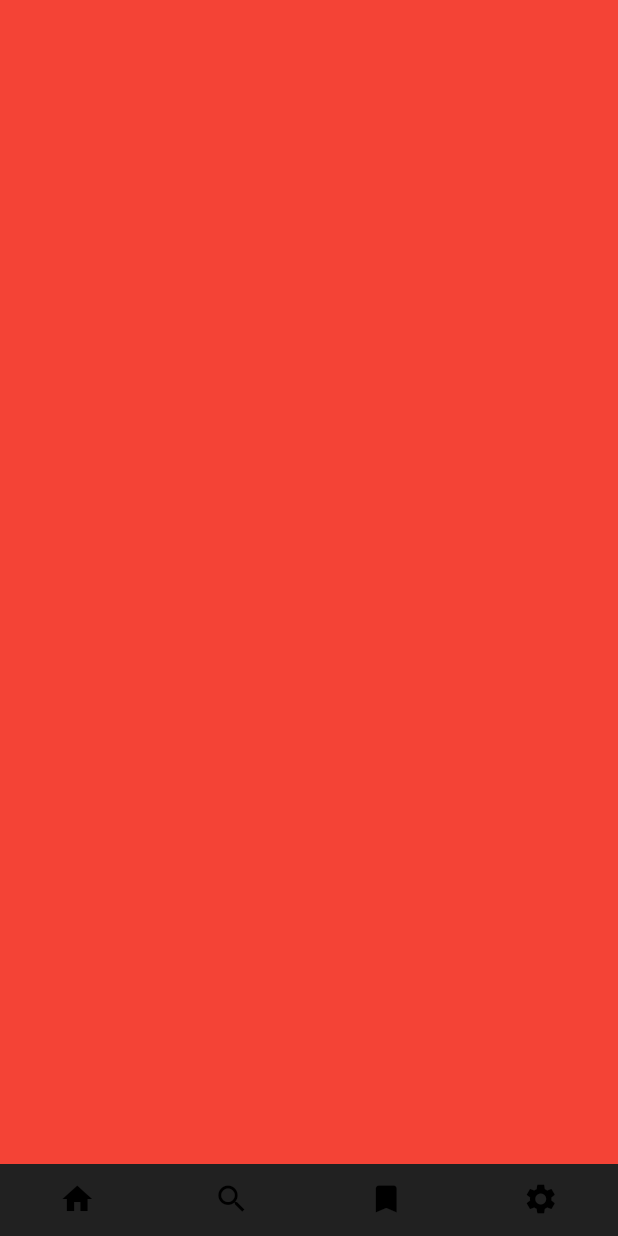
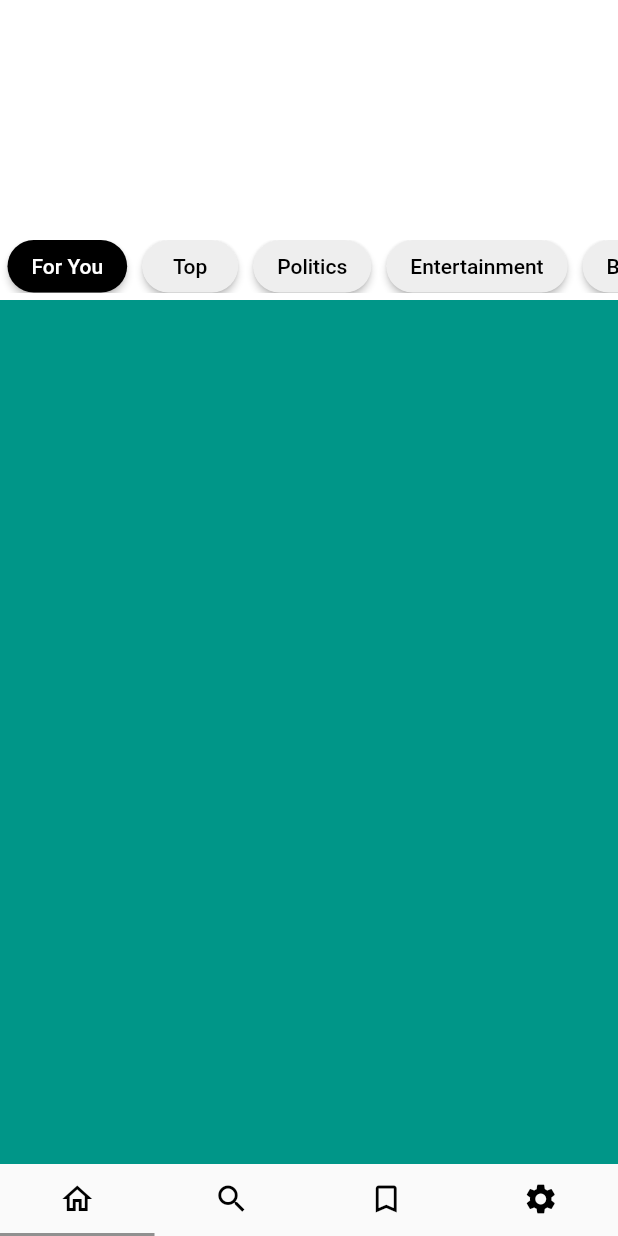
Before and after one commit to NodirbekRasuljonov/NewsReader, a Flutter app: the screen it shows after launch, on a phone screen of 412 x 824 dp. Run offline on Flutter 3.47's test engine with Material 2 defaults, Android fonts, the phone set to English and light mode, and no system bars; our stand-ins replace cached_network_image, dio, flutter_svg.

Commit message:
in progress

```diff
--- a/lib/core/constants/colorconstants.dart
+++ b/lib/core/constants/colorconstants.dart
@@ -26,3 +26,10 @@ class SettingsPageColor {
   static Color trailingcolor = Color(0xff909090);
   static Color lightcolor = Colors.white;
 }
+
+class NewsPageColor {
+  static Color categoirescolor = Color(0xffeeeeee);
+  static Color categoirescolor2 = Colors.black;
+  static Color textcolor = Colors.white;
+  static Color textcolor2 = Colors.black;
+}
--- /dev/null
+++ b/lib/core/constants/myradius.dart
@@ -0,0 +1,7 @@
+class MyRadius {
+  static double extrasmall = 10;
+  static double small = 18;
+  static double medium = 22;
+  static double large = 26;
+  static double extralarge = 30;
+}
--- a/lib/main.dart
+++ b/lib/main.dart
@@ -3,7 +3,7 @@ import 'package:newsreader/core/constants/colorconstants.dart';
 import 'package:newsreader/routes/myroute.dart';
 import 'package:newsreader/screens/pages/home_page.dart';
 import 'package:newsreader/screens/settingsscreen/profile.dart';
-import 'package:newsreader/screens/settingsscreen/settings.dart';
+import 'package:newsreader/screens/tabbars/settings.dart';
 import 'package:newsreader/screens/settingsscreen/terms.dart';
 import 'package:newsreader/screens/signup/signup.dart';
 
@@ -17,11 +17,9 @@ class MyApp extends StatelessWidget {
   @override
   Widget build(BuildContext context) {
     return MaterialApp(
-
       debugShowCheckedModeBanner: false,
       title: 'NewsReaderApp',
-      theme: ThemeData(
-          scaffoldBackgroundColor: SettingsPage.isDarkmode?ScaffoldColor.dark:ScaffoldColor.ligth),
+      theme: ThemeData.light(),
       onGenerateRoute: MyRoute.onGenerateRoute,
       initialRoute: '/homepage',
       // home:  MyHomePage()
--- a/lib/screens/pages/home_page.dart
+++ b/lib/screens/pages/home_page.dart
@@ -3,8 +3,9 @@ import 'package:flutter/material.dart';
 import 'package:flutter_svg/flutter_svg.dart';
 import 'package:newsreader/core/constants/colorconstants.dart';
 import 'package:newsreader/core/constants/myfonts.dart';
+import 'package:newsreader/screens/tabbars/newspage.dart';
 import 'package:newsreader/models/newsmodel.dart';
-import 'package:newsreader/screens/settingsscreen/settings.dart';
+import 'package:newsreader/screens/tabbars/settings.dart';
 import 'package:newsreader/services/myservice.dart';
 
 class MyHomePage extends StatefulWidget {
@@ -28,40 +29,34 @@ class _MyHomePageState extends State<MyHomePage> with TickerProviderStateMixin {
   Widget build(BuildContext context) {
     return Scaffold(
       body: SafeArea(
-        child: SizedBox(
-          height: MediaQuery.of(context).size.height,
-          width: MediaQuery.of(context).size.height,
-          child: TabBarView(
-            controller: _tabController,
-            children: [
-              Container(
-                height: MediaQuery.of(context).size.height * 0.2,
-                width: MediaQuery.of(context).size.height,
-                color: Colors.red,
-              ),
-              Container(
-                color: Colors.yellow,
-                height: MediaQuery.of(context).size.height * 0.7,
-                width: double.infinity,
-              ),
-              Container(
-                height: MediaQuery.of(context).size.height * 0.2,
-                width: MediaQuery.of(context).size.height,
-                color: Colors.red,
-              ),
-              SettingsPage()
-            ],
-          ),
+          child: Container(
+        color: Colors.red,
+        child: TabBarView(
+          controller: _tabController,
+          children: [
+            NewsPage(),
+            Container(
+              color: Colors.yellow,
+              height: MediaQuery.of(context).size.height * 0.7,
+              width: double.infinity,
+            ),
+            Container(
+              height: MediaQuery.of(context).size.height * 0.2,
+              width: MediaQuery.of(context).size.height,
+              color: Colors.red,
+            ),
+            SettingsPage()
+          ],
         ),
-      ),
+      )),
       bottomNavigationBar: TabBar(
-        overlayColor: MaterialStateProperty.all(Colors.white),
-          indicatorColor: Colors.transparent,
+          physics: NeverScrollableScrollPhysics(),
+          indicatorColor: SettingsPageColor.trailingcolor,
           controller: _tabController,
-          tabs: const [
+          tabs:const [
             Tab(
               icon: Icon(
-                Icons.home,
+                Icons.home_outlined,
                 color: Colors.black,
               ),
             ),
@@ -73,7 +68,7 @@ class _MyHomePageState extends State<MyHomePage> with TickerProviderStateMixin {
             ),
             Tab(
               icon: Icon(
-                Icons.bookmark,
+                Icons.bookmark_border,
                 color: Colors.black,
               ),
             ),
@@ -87,3 +82,28 @@ class _MyHomePageState extends State<MyHomePage> with TickerProviderStateMixin {
     );
   }
 }
+
+
+/**
+ * TabBarView(
+                  controller: _tabController,
+                  children: [
+                    Container(
+                      height: MediaQuery.of(context).size.height * 0.2,
+                      width: 300,
+                      color: Colors.red,
+                    ),
+                    Container(
+                      color: Colors.yellow,
+                      height: MediaQuery.of(context).size.height * 0.7,
+                      width: double.infinity,
+                    ),
+                    Container(
+                      height: MediaQuery.of(context).size.height * 0.2,
+                      width: MediaQuery.of(context).size.height,
+                      color: Colors.red,
+                    ),
+                    SettingsPage()
+                  ],
+                ),
+ */
--- a/lib/screens/settingsscreen/notification.dart
+++ b/lib/screens/settingsscreen/notification.dart
@@ -141,6 +141,9 @@ class _NotificationPageState extends State<NotificationPage> {
                   appnews = v;
                   setState(() {});
                 }),
+            const SizedBox(
+              height: 30.0,
+            ),
             SwitchListTile.adaptive(
                 activeTrackColor: widget.isdark
                     ? ScaffoldColor.ligth
--- /dev/null
+++ b/lib/screens/tabbars/newspage.dart
@@ -0,0 +1,91 @@
+import 'package:flutter/material.dart';
+import 'package:newsreader/core/constants/colorconstants.dart';
+import 'package:newsreader/core/constants/myradius.dart';
+import 'package:newsreader/models/newsmodel.dart';
+import 'package:newsreader/screens/tabbars/settings.dart';
+import 'package:newsreader/services/myservice.dart';
+
+class NewsPage extends StatefulWidget {
+  const NewsPage({Key? key}) : super(key: key);
+
+  @override
+  State<NewsPage> createState() => _NewsPageState();
+}
+
+class _NewsPageState extends State<NewsPage> with TickerProviderStateMixin {
+  TabController? _tabController;
+  @override
+  void initState() {
+    super.initState();
+    _tabController = TabController(length: 5, vsync: this);
+  }
+
+  List<String> cat = [
+    'For You',
+    'Top',
+    'Politics',
+    'Entertainment',
+    'Bussines'
+  ];
+  int currentindex = 0;
+  @override
+  Widget build(BuildContext context) {
+    return Container(
+      child: Column(
+        children: [
+          Container(
+              height: 200.0,
+              width: double.infinity,
+              color: Colors.white,
+              child: Column(
+                mainAxisAlignment: MainAxisAlignment.end,
+                children: [
+                  Container(
+                    margin: EdgeInsets.symmetric(vertical: 5.0),
+                    height: 35.0,
+                    width: double.infinity,
+                    child: ListView.builder(
+                      scrollDirection: Axis.horizontal,
+                      itemBuilder: (context, index) {
+                        return categories(text: cat[index], index: index);
+                      },
+                      itemCount: cat.length,
+                    ),
+                  )
+                ],
+              )),
+          Expanded(
+            child: Container(color: Colors.teal),
+          )
+        ],
+      ),
+      height: MediaQuery.of(context).size.height,
+      width: double.infinity,
+    );
+  }
+
+  Padding categories({required String text, required int index}) {
+    return Padding(
+      padding: const EdgeInsets.symmetric(horizontal: 5.0),
+      child: ElevatedButton(
+          style: ButtonStyle(
+              alignment: Alignment.center,
+              shape: MaterialStateProperty.all(RoundedRectangleBorder(
+                  borderRadius: BorderRadius.circular(MyRadius.medium))),
+              backgroundColor: currentindex == index
+                  ? MaterialStateProperty.all(NewsPageColor.categoirescolor2)
+                  : MaterialStateProperty.all(NewsPageColor.categoirescolor)),
+          onPressed: () {
+            currentindex = index;
+            setState(() {});
+          },
+          child: Text(
+            text,
+            style: TextStyle(
+                color: currentindex == index
+                    ? NewsPageColor.textcolor
+                    : NewsPageColor.textcolor2),
+          )),
+    );
+  }
+}
```
Also changed, not shown: lib/routes/myroute.dart (+4 -7 lines), lib/screens/settingsscreen/profile.dart (+19 -18 lines), lib/screens/tabbars/searchpage.dart (added, +28 -0 lines), lib/screens/tabbars/settings.dart (renamed from lib/screens/settingsscreen/settings.dart).
